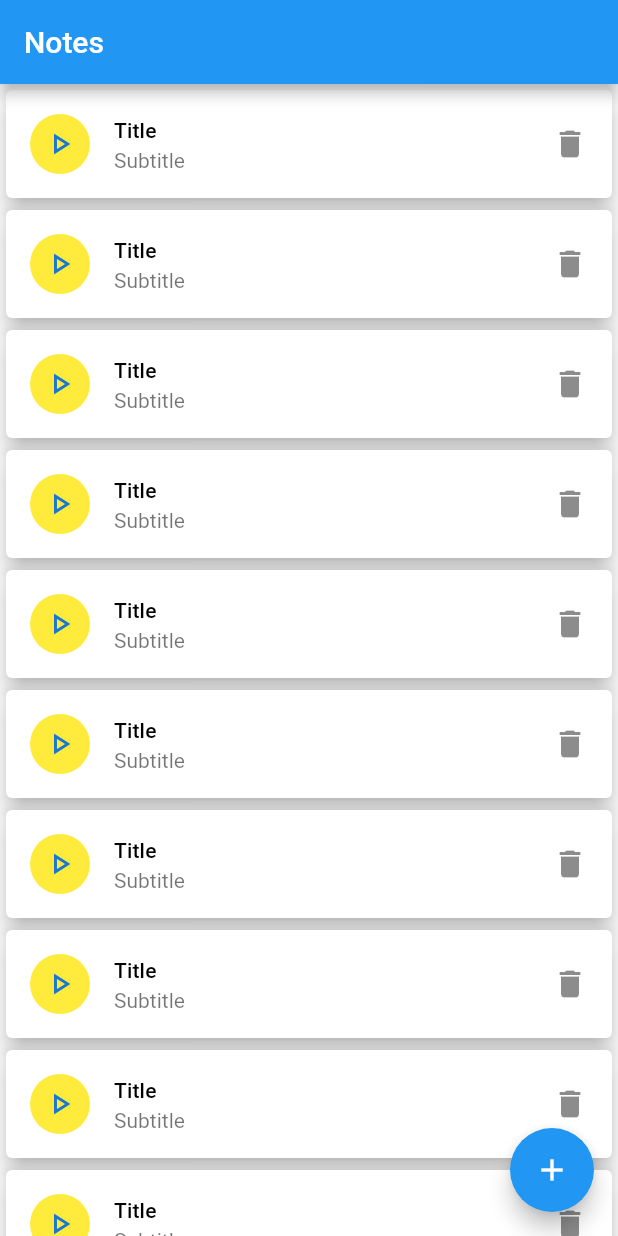
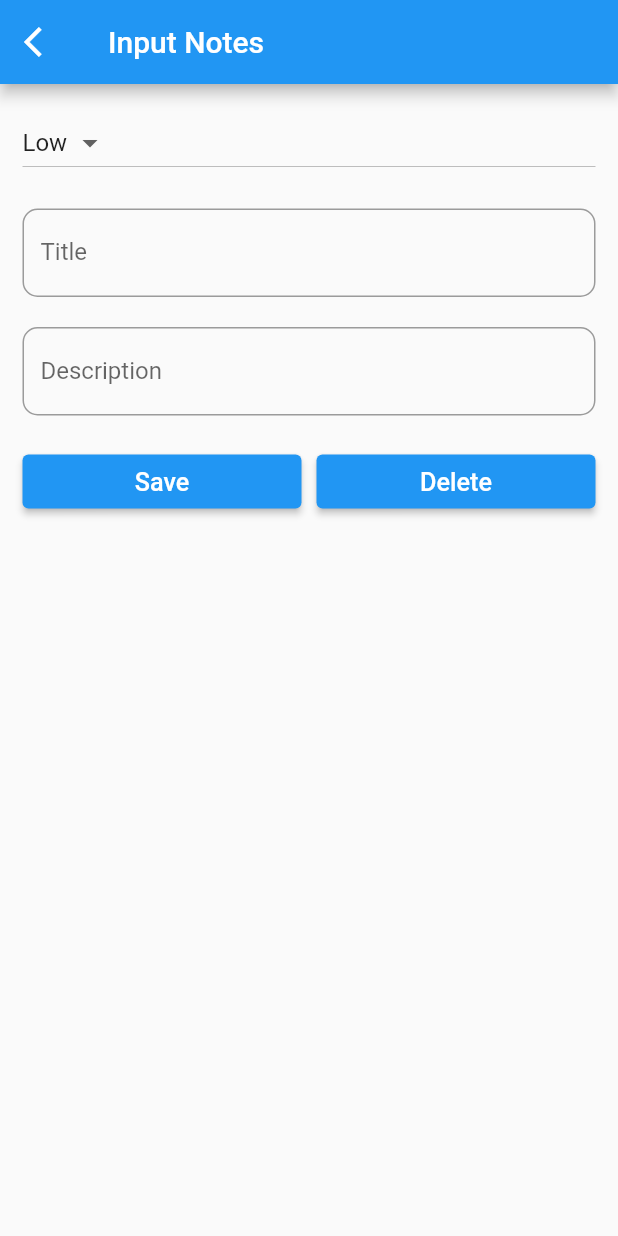
Before and after one commit to TonyoGodson/TodoWithSQFLite, a Flutter app: the screen it shows after launch, after a tap on "Title", on a phone screen of 412 x 824 dp. Run offline on Flutter 3.47's test engine with Material 2 defaults, Android fonts, the phone set to English and light mode, and no system bars.

Commit message:
input notes screen created

```diff
--- a/lib/main.dart
+++ b/lib/main.dart
@@ -1,9 +1,16 @@
 import 'package:flutter/material.dart';
 
 import 'screens/notes_list.dart';
+import 'screens/input_notes_details.dart';
 
 void main(){
   runApp(MaterialApp(
     debugShowCheckedModeBanner: false,
-      home: NotesListScreen() ));
+      home: NotesListScreen(),
+    routes: {
+      NotesListScreen.routeName: (BuildContext context) => NotesListScreen(),
+      InputNotesDetails.routeName: (BuildContext context) =>
+          InputNotesDetails(),
+    }
+  ));
 }
--- /dev/null
+++ b/lib/screens/input_notes_details.dart
@@ -0,0 +1,85 @@
+import 'package:flutter/material.dart';
+
+class InputNotesDetails extends StatefulWidget {
+  static const routeName = '/input_notes_details';
+  const InputNotesDetails({Key? key}) : super(key: key);
+
+  @override
+  State<InputNotesDetails> createState() => _InputNotesDetailsState();
+}
+
+class _InputNotesDetailsState extends State<InputNotesDetails> {
+  static var _priorities = ['High', 'Low'];
+  TextEditingController titleController = TextEditingController();
+  TextEditingController descriptionController = TextEditingController();
+
+  @override
+  Widget build(BuildContext context) {
+    return  Scaffold(
+      appBar: AppBar(
+        leading: Icon(Icons.arrow_back_ios),
+        title: Text("Input Notes"),
+      ),
+      body: notesBody(),
+    );
+  }
+
+  Container notesBody(){
+    TextStyle? textStyle =  Theme.of(context).textTheme.titleMedium;
+    return Container(
+      padding: EdgeInsets.all(15.0),
+      child: ListView(
+        children: [
+          DropdownButton(items: _priorities.map((String dropDownStringItem) {
+             return DropdownMenuItem<String>(
+               value: dropDownStringItem,
+               child: Text(dropDownStringItem)
+             );
+          }).toList(),
+              style: textStyle,
+              value: "Low",
+              onChanged: (valueSelectedByUser){
+            setState(() {
+                  debugPrint("User selected $valueSelectedByUser");
+            });
+              }
+          ),
+          SizedBox(height: 20),
+          TextFormField(
+            controller: titleController,
+            decoration: InputDecoration(
+              labelText: "Title",
+              border: OutlineInputBorder(
+                borderRadius: BorderRadius.circular(10)
+              )
+            ),
+          ),
+          SizedBox(height: 20),
+          TextFormField(
+            controller: descriptionController,
+              decoration: InputDecoration(
+                  labelText: "Description",
+                  border: OutlineInputBorder(
+                      borderRadius: BorderRadius.circular(10)
+                  )
+              )
+          ),
+          SizedBox(height: 20),
+          Row(children: [
+            Expanded(
+              child: ElevatedButton(
+                  onPressed: (){},
+                  child: Text("Save", textScaleFactor: 1.2,)),
+            ),
+            SizedBox(width: 10),
+            Expanded(
+              child: ElevatedButton(
+                  onPressed: (){},
+                  child: Text("Delete", textScaleFactor: 1.2,)),
+            ),
+          ],)
+        ],
+      ),
+    );
+  }
+}
--- a/lib/screens/notes_list.dart
+++ b/lib/screens/notes_list.dart
@@ -1,6 +1,8 @@
 import 'package:flutter/material.dart';
+import 'package:to_do_app/screens/input_notes_details.dart';
 
 class NotesListScreen extends StatefulWidget {
+  static const routeName = '/notes_list_screen';
   const NotesListScreen({Key? key}) : super(key: key);
 
   @override
@@ -38,7 +40,7 @@ class _NotesListScreenState extends State<NotesListScreen> {
               subtitle: Text("Subtitle"),
               trailing: Icon(Icons.delete),
               onTap: () {
-                debugPrint("ListItem Clicked");
+                Navigator.of(context).pushNamed(InputNotesDetails.routeName);
               },
             ),
           );
```
